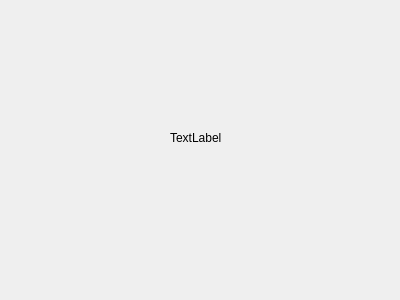
Old version of the form CrashExporterLite/widget.ui in the repository wujichao/CrashExporter.
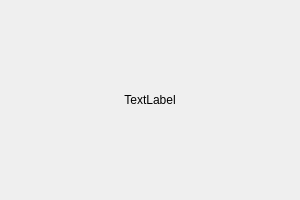
New version of the form.

Diff of the .ui file:
```diff
--- a/CrashExporterLite/widget.ui
+++ b/CrashExporterLite/widget.ui
@@ -6,26 +6,28 @@
    <rect>
     <x>0</x>
     <y>0</y>
-    <width>400</width>
-    <height>300</height>
+    <width>300</width>
+    <height>200</height>
    </rect>
   </property>
   <property name="windowTitle">
    <string>Widget</string>
   </property>
-  <widget class="QLabel" name="label">
-   <property name="geometry">
-    <rect>
-     <x>170</x>
-     <y>130</y>
-     <width>59</width>
-     <height>16</height>
-    </rect>
-   </property>
+  <layout class="QGridLayout" name="gridLayout">
+   <item row="0" column="0">
+    <widget class="QLabel" name="indicatorLabel">
    <property name="text">
     <string>TextLabel</string>
    </property>
-  </widget>
+     <property name="alignment">
+      <set>Qt::AlignCenter</set>
+     </property>
+     <property name="wordWrap">
+      <bool>true</bool>
+     </property>
+    </widget>
+   </item>
+  </layout>
  </widget>
  <layoutdefault spacing="6" margin="11"/>
  <resources/>
```
Left out of the diff: 2 changed lines with no effect on the pictures. Lines whose indentation alone changed are shown as unchanged.
